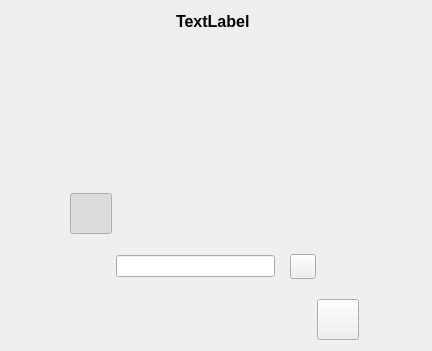
First picture: the form in src/cameraOne/QvkCameraOneOptions.ui, repository vkohaupt/vokoscreenNG, before the edit.
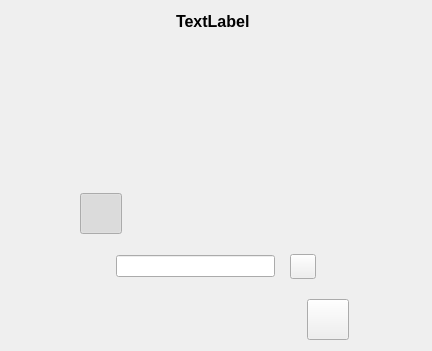
Second picture: the form after the edit. Icons and pictures are not drawn.

Commit message: X11 camera window

```diff
--- a/src/cameraOne/QvkCameraOneOptions.ui
+++ b/src/cameraOne/QvkCameraOneOptions.ui
@@ -143,7 +143,7 @@
          </property>
          <property name="sizeHint" stdset="0">
           <size>
-           <width>60</width>
+           <width>50</width>
            <height>20</height>
           </size>
          </property>
@@ -183,7 +183,7 @@
          </property>
          <property name="sizeHint" stdset="0">
           <size>
-           <width>60</width>
+           <width>50</width>
            <height>20</height>
           </size>
          </property>
@@ -398,7 +398,7 @@
          </property>
          <property name="sizeHint" stdset="0">
           <size>
-           <width>60</width>
+           <width>50</width>
            <height>20</height>
           </size>
          </property>
@@ -441,7 +441,7 @@
          </property>
          <property name="sizeHint" stdset="0">
           <size>
-           <width>60</width>
+           <width>50</width>
            <height>20</height>
           </size>
          </property>
```
